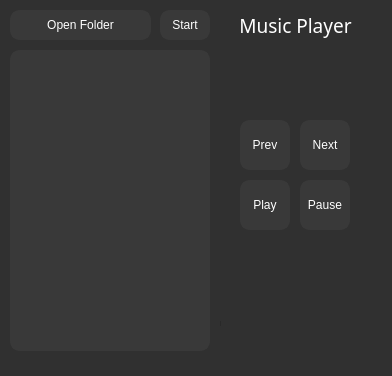
Qt form window.ui (Nighty3098/Music-Player) before a commit.
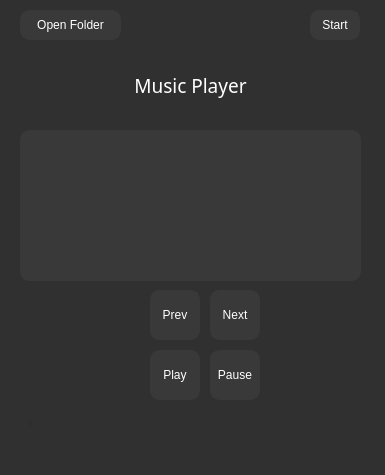
The same form after that commit.

Patch:
```diff
--- a/window.ui
+++ b/window.ui
@@ -6,20 +6,20 @@
    <rect>
     <x>0</x>
     <y>0</y>
-    <width>392</width>
-    <height>376</height>
+    <width>385</width>
+    <height>475</height>
    </rect>
   </property>
   <property name="minimumSize">
    <size>
-    <width>392</width>
-    <height>376</height>
+    <width>385</width>
+    <height>475</height>
    </size>
   </property>
   <property name="maximumSize">
    <size>
-    <width>547</width>
-    <height>376</height>
+    <width>1000</width>
+    <height>1000</height>
    </size>
   </property>
   <property name="font">
@@ -41,9 +41,9 @@
    <widget class="QProgressBar" name="progressBar">
     <property name="geometry">
      <rect>
-      <x>220</x>
-      <y>320</y>
-      <width>151</width>
+      <x>30</x>
+      <y>420</y>
+      <width>331</width>
       <height>7</height>
      </rect>
     </property>
@@ -79,8 +79,8 @@
    <widget class="QPushButton" name="PauseButton">
     <property name="geometry">
      <rect>
-      <x>300</x>
-      <y>180</y>
+      <x>210</x>
+      <y>350</y>
       <width>50</width>
       <height>50</height>
      </rect>
@@ -115,8 +115,8 @@
    <widget class="QPushButton" name="PrevButton">
     <property name="geometry">
      <rect>
-      <x>240</x>
-      <y>120</y>
+      <x>150</x>
+      <y>290</y>
       <width>50</width>
       <height>50</height>
      </rect>
@@ -151,8 +151,8 @@
    <widget class="QPushButton" name="NextButton">
     <property name="geometry">
      <rect>
-      <x>300</x>
-      <y>120</y>
+      <x>210</x>
+      <y>290</y>
       <width>50</width>
       <height>50</height>
      </rect>
@@ -187,10 +187,10 @@
    <widget class="QListWidget" name="listTrack">
     <property name="geometry">
      <rect>
-      <x>10</x>
-      <y>50</y>
-      <width>200</width>
-      <height>301</height>
+      <x>20</x>
+      <y>130</y>
+      <width>341</width>
+      <height>151</height>
      </rect>
     </property>
     <property name="minimumSize">
@@ -201,7 +201,7 @@
     </property>
     <property name="maximumSize">
      <size>
-      <width>200</width>
+      <width>1000</width>
       <height>16777215</height>
      </size>
     </property>
@@ -223,9 +223,9 @@
    <widget class="QPushButton" name="openFolderButton">
     <property name="geometry">
      <rect>
-      <x>10</x>
+      <x>20</x>
       <y>10</y>
-      <width>141</width>
+      <width>101</width>
       <height>30</height>
      </rect>
     </property>
@@ -253,10 +253,10 @@
    <widget class="QLabel" name="title">
     <property name="geometry">
      <rect>
-      <x>220</x>
-      <y>10</y>
-      <width>151</width>
-      <height>31</height>
+      <x>10</x>
+      <y>60</y>
+      <width>361</width>
+      <height>51</height>
      </rect>
     </property>
     <property name="font">
@@ -275,8 +275,8 @@
    <widget class="QPushButton" name="PlayButton">
     <property name="geometry">
      <rect>
-      <x>240</x>
-      <y>180</y>
+      <x>150</x>
+      <y>350</y>
       <width>50</width>
       <height>50</height>
      </rect>
@@ -311,7 +311,7 @@
    <widget class="QPushButton" name="StartButton">
     <property name="geometry">
      <rect>
-      <x>160</x>
+      <x>310</x>
       <y>10</y>
       <width>50</width>
       <height>30</height>
```
Left out of the diff: 2 changed lines with no effect on the pictures.
